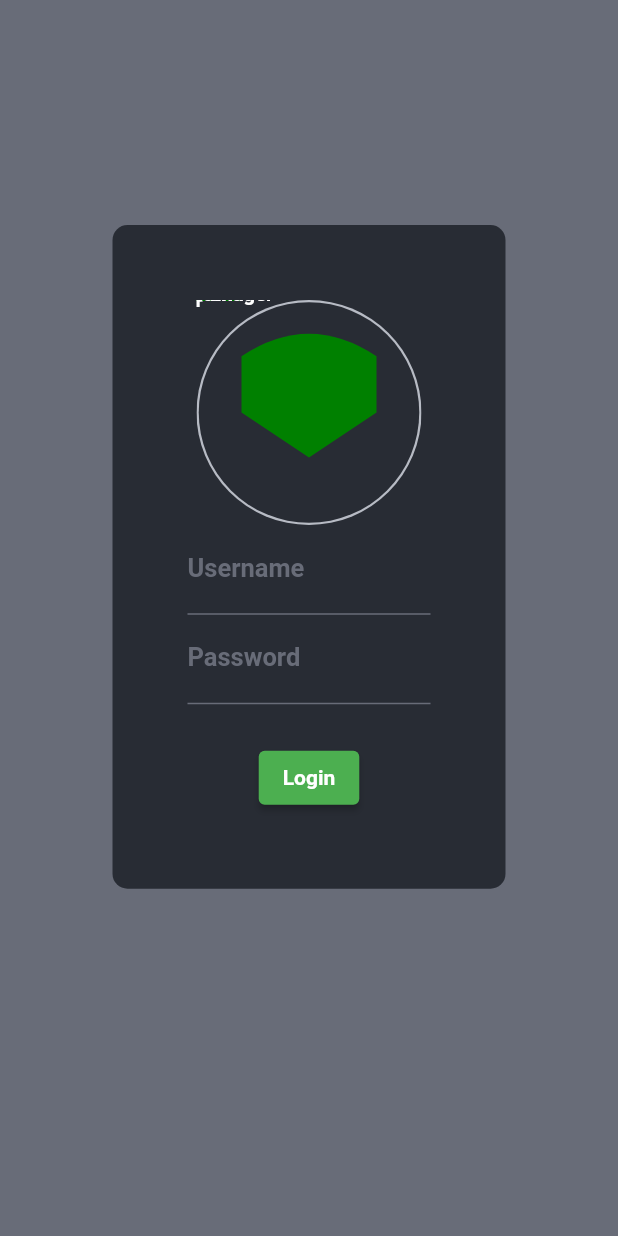
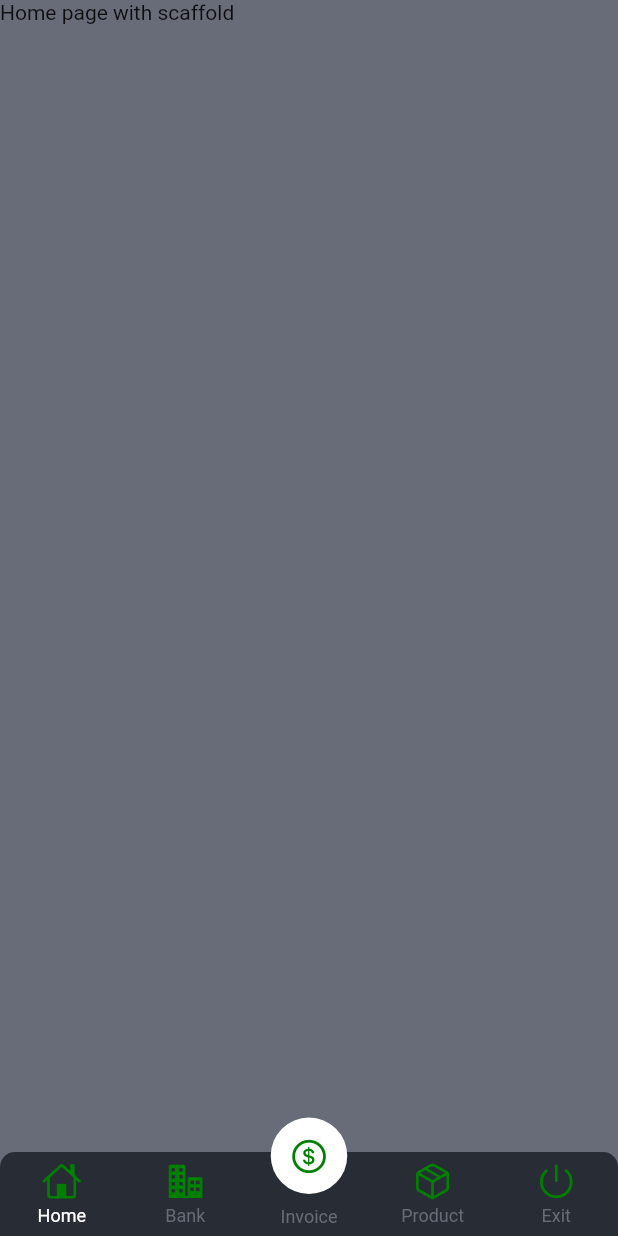
Before and after one commit to juninhocb/am-mobile, a Flutter app: the screen it shows after launch, after a tap on "Login", on a phone screen of 412 x 824 dp. Run offline on Flutter 3.47's test engine with Material 2 defaults, Android fonts, the phone set to English and light mode, and no system bars; drawn by our look-alikes of persistent_bottom_nav_bar; our stand-ins replace flutter_svg, get.

Commit message:
feat: login page && routes impl && exit page impl and others pages stubs

```diff
--- /dev/null
+++ b/lib/constants/app_colors.dart
@@ -0,0 +1,10 @@
+import 'dart:ui';
+
+class AppColors {
+
+  static Color mainColor = const Color.fromRGBO(104, 108, 120, 1);
+  static Color secondaryColor = const Color.fromRGBO(40, 44, 52, 1);
+  static Color detailColor = const Color.fromRGBO(54, 60, 75, 1.0);
+  static Color greenColor = const Color.fromRGBO(0, 128, 0, 1);
+
+}
--- a/lib/main.dart
+++ b/lib/main.dart
@@ -1,11 +1,13 @@
-import 'package:amount_manager_mobile/pages/login_page.dart';
+import 'package:amount_manager_mobile/routes/route_mapper.dart';
 import 'package:flutter/material.dart';
+import 'package:get/get.dart';
 
 
 void main() {
-  runApp(const MaterialApp(
+  runApp(GetMaterialApp(
     debugShowCheckedModeBanner: false,
     title: "Account Manager",
-    home: LoginPage(),
+    getPages: RouteMapper.routes,
+    initialRoute: RouteMapper.loginPage,
   ));
 }
--- /dev/null
+++ b/lib/pages/home_page.dart
@@ -0,0 +1,26 @@
+import 'package:flutter/cupertino.dart';
+import 'package:flutter/material.dart';
+
+class HomePage extends StatefulWidget {
+  const HomePage({Key? key}) : super(key: key);
+
+  @override
+  State<HomePage> createState() => _HomePageState();
+}
+
+class _HomePageState extends State<HomePage> {
+
+  @override
+  Widget build(BuildContext context) {
+    return  Scaffold(
+        backgroundColor: const Color.fromRGBO(104, 108, 120, 1),
+        body: _buildHomePage()
+    );
+  }
+
+  Widget _buildHomePage(){
+    return Container(
+      child: Text("Home page with scaffold"),
+    );
+  }
+}
--- a/lib/pages/login_page.dart
+++ b/lib/pages/login_page.dart
@@ -1,6 +1,8 @@
+import 'package:amount_manager_mobile/routes/route_mapper.dart';
 import 'package:flutter/cupertino.dart';
 import 'package:flutter/material.dart';
 import 'package:flutter_svg/svg.dart';
+import 'package:get/get.dart';
 
 class LoginPage extends StatefulWidget {
   const LoginPage({Key? key}) : super(key: key);
@@ -33,7 +35,7 @@ class _LoginPageState extends State<LoginPage> {
   Widget _formBuilder() {
     return Column(
       children: [
-         Container(
+        Container(
           child: SvgPicture.asset('assets/images/logo.svg', width: 150.0, height: 150.0,),
         ),
         TextFormField(
@@ -84,7 +86,9 @@ class _LoginPageState extends State<LoginPage> {
           height: 25,
         ),
         ElevatedButton(
-            onPressed: (() => {}),
+            onPressed: (() => {
+              Get.toNamed(RouteMapper.getNavbarSelector())
+            }),
             style: ButtonStyle(
               backgroundColor: MaterialStateProperty.all(Colors.green),
             ),
--- /dev/null
+++ b/lib/pages/navbar_selector.dart
@@ -0,0 +1,103 @@
+import 'package:amount_manager_mobile/pages/bank_page.dart';
+import 'package:amount_manager_mobile/pages/exit_page.dart';
+import 'package:amount_manager_mobile/pages/home_page.dart';
+import 'package:amount_manager_mobile/pages/invoice_page.dart';
+import 'package:amount_manager_mobile/pages/product_page.dart';
+import 'package:flutter/cupertino.dart';
+import 'package:flutter/material.dart';
+import 'package:persistent_bottom_nav_bar/persistent_tab_view.dart';
+
+import '../constants/app_colors.dart';
+
+class NavbarSelector extends StatefulWidget {
+  const NavbarSelector({Key? key}) : super(key: key);
+
+  @override
+  State<NavbarSelector> createState() => _NavbarSelectorState();
+}
+
+class _NavbarSelectorState extends State<NavbarSelector> {
+  late PersistentTabController _controller;
+
+  @override
+  void initState() {
+    super.initState();
+    _controller = PersistentTabController();
+  }
+
+  @override
+  Widget build(BuildContext context) {
+    return PersistentTabView(
+    context,
+    controller: _controller,
+    screens: _buildScreens(),
+    items: _navBarsItems(),
+    confineInSafeArea: true,
+    backgroundColor: AppColors.secondaryColor, // Default is Colors.white.
+    handleAndroidBackButtonPress: true, // Default is true.
+    resizeToAvoidBottomInset: true, // This needs to be true if you want to move up the screen when keyboard appears. Default is true.
+    stateManagement: true, // Default is true.
+    hideNavigationBarWhenKeyboardShows: true, // Recommended to set 'resizeToAvoidBottomInset' as true while using this argument. Default is true.
+    decoration: NavBarDecoration(
+    borderRadius: BorderRadius.circular(10.0),
+    colorBehindNavBar: AppColors.secondaryColor,
+    ),
+    popAllScreensOnTapOfSelectedTab: true,
+    popActionScreens: PopActionScreensType.all,
+    itemAnimationProperties: ItemAnimationProperties( // Navigation Bar's items animation properties.
+    duration: Duration(milliseconds: 200),
+    curve: Curves.ease,
+    ),
+    screenTransitionAnimation: ScreenTransitionAnimation( // Screen transition animation on change of selected tab.
+    animateTabTransition: true,
+    curve: Curves.ease,
+    duration: Duration(milliseconds: 200),
+    ),
+    navBarStyle: NavBarStyle.style15,);
+  }
+
+  List<Widget> _buildScreens() {
+    return [
+      HomePage(),
+      BankPage(),
+      InvoicePage(),
+      ProductPage(),
+      ExitPage()
+    ];
+  }
+
+  List<PersistentBottomNavBarItem> _navBarsItems() {
+    return [
+      PersistentBottomNavBarItem(
+        icon: Icon(CupertinoIcons.home, color: AppColors.greenColor,),
+        title: ("Home"),
+        activeColorPrimary: Colors.white,
+        inactiveColorPrimary: AppColors.mainColor,
+      ),
+      PersistentBottomNavBarItem(
+        icon: Icon(CupertinoIcons.building_2_fill, color: AppColors.greenColor),
+        title: ("Bank"),
+        activeColorPrimary: Colors.white,
+        inactiveColorPrimary: AppColors.mainColor,
+      ),
+      PersistentBottomNavBarItem(
+        icon: Icon(CupertinoIcons.money_dollar_circle, color: AppColors.greenColor),
+        title: ("Invoice"),
+        activeColorPrimary: Colors.white,
+        inactiveColorPrimary: AppColors.mainColor,
+      ),
+      PersistentBottomNavBarItem(
+        icon: Icon(CupertinoIcons.cube_box, color: AppColors.greenColor),
+        title: ("Product"),
+        activeColorPrimary: Colors.white,
+        inactiveColorPrimary: AppColors.mainColor,
+      ),
+      PersistentBottomNavBarItem(
+        icon: Icon(CupertinoIcons.power, color: AppColors.greenColor),
+        title: ("Exit"),
+        activeColorPrimary: Colors.white,
+        inactiveColorPrimary: AppColors.mainColor,
+      ),
+    ];
+  }
+}
--- /dev/null
+++ b/lib/routes/route_mapper.dart
@@ -0,0 +1,22 @@
+import 'package:amount_manager_mobile/pages/home_page.dart';
+import 'package:amount_manager_mobile/pages/login_page.dart';
+import 'package:amount_manager_mobile/pages/navbar_selector.dart';
+import 'package:get/get_navigation/src/routes/get_route.dart';
+
+class RouteMapper {
+
+  static const String loginPage = "/login-page";
+  static const String homePage = "/home-page";
+  static const String navbarSelector = "/navbar-selector";
+
+  static String getLoginPage() => loginPage;
+  static String getHomePage() => homePage;
+  static String getNavbarSelector() =>  navbarSelector;
+
+  static List<GetPage> routes = [
+    GetPage(name: loginPage, page: () => LoginPage()),
+    GetPage(name: homePage, page: () => HomePage()),
+    GetPage(name: navbarSelector, page: () => NavbarSelector())
+  ];
+
+}
--- a/pubspec.yaml
+++ b/pubspec.yaml
@@ -37,6 +37,7 @@ dependencies:
   cupertino_icons: ^1.0.2
   get: ^4.6.5
   flutter_svg: ^2.0.3
+  persistent_bottom_nav_bar: ^5.0.2
 
 dev_dependencies:
   flutter_test:
```
Also changed, not shown: lib/pages/bank_page.dart (added, +15 -0 lines), lib/pages/exit_page.dart (added, +177 -0 lines), lib/pages/invoice_page.dart (added, +15 -0 lines), lib/pages/product_page.dart (added, +15 -0 lines), pubspec.lock.
